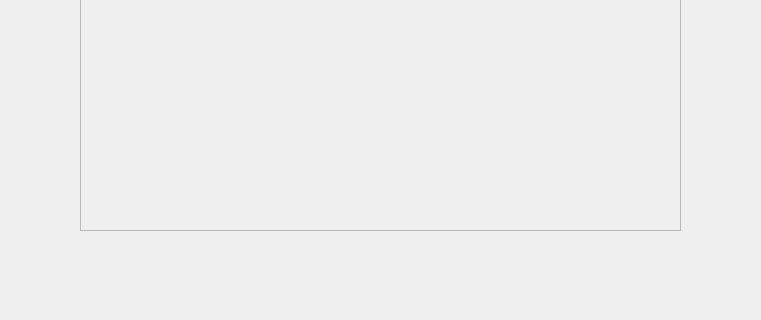
Above: ImageTcpClient/tcpclienwimdow.ui from PhilippFalchuk/QTVideoSpeedProcessor before the change; both pictures show x 140 to 901 and y 280 to 600 of the 1461 by 600 pixel window. Below: the same form after it.
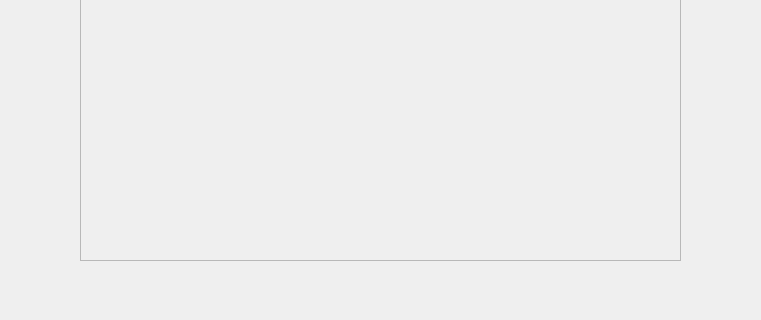
That is the form after the change.

```diff
--- a/ImageTcpClient/tcpclienwimdow.ui
+++ b/ImageTcpClient/tcpclienwimdow.ui
@@ -46,7 +46,7 @@
       <x>220</x>
       <y>0</y>
       <width>601</width>
-      <height>511</height>
+      <height>541</height>
      </rect>
     </property>
     <property name="widgetResizable">
@@ -58,7 +58,7 @@
        <x>0</x>
        <y>0</y>
        <width>599</width>
-       <height>509</height>
+       <height>539</height>
       </rect>
      </property>
     </widget>
```
